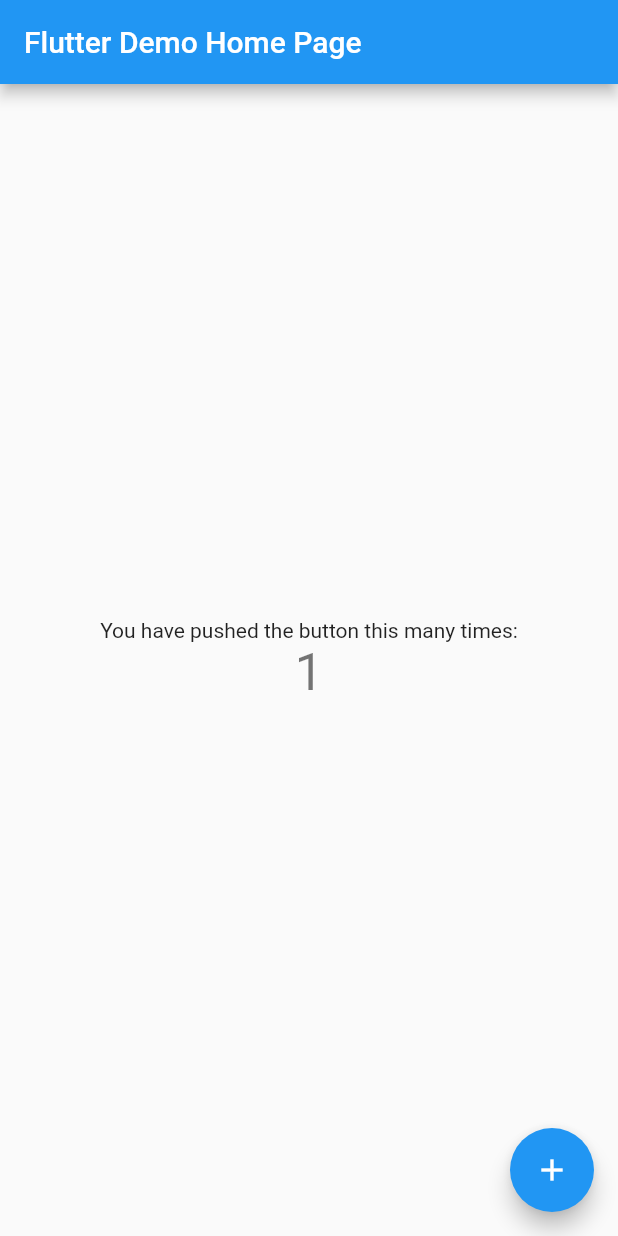
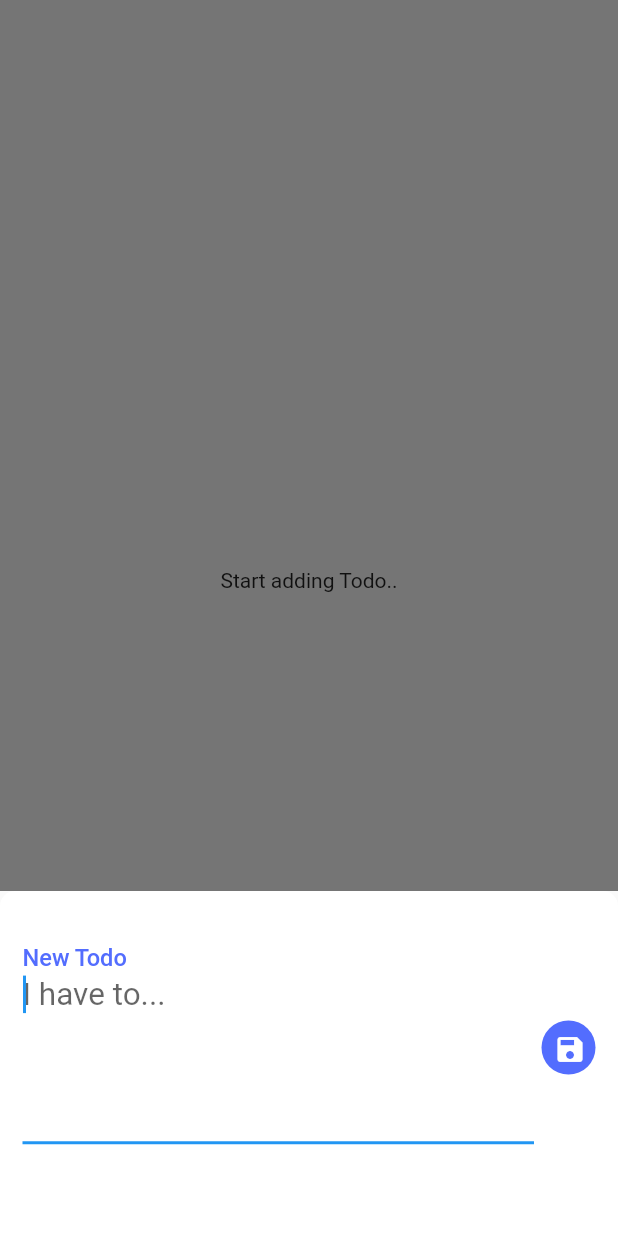
Before and after one commit to ImL1s/flutter_bloc_todolist, a Flutter app: the screen it shows after launch, after a tap on the "add" icon, on a phone screen of 412 x 824 dp. Run offline on Flutter 3.47's test engine with Material 2 defaults, Android fonts, the phone set to English and light mode, and no system bars; our stand-ins replace sqflite; accounts and stored records are empty; Roboto replaces fonts that are missing (RobotoMono).

Commit message:
feat: todo list finish

```diff
--- /dev/null
+++ b/lib/bloc/todo_bloc.dart
@@ -0,0 +1,38 @@
+import 'dart:async';
+
+import 'package:flutter_bloc_learn/model/to_do.dart';
+import 'package:flutter_bloc_learn/repository/todo_repository.dart';
+
+class TodoBloc {
+  final _todoRepository = TodoRepository();
+  final _todoController = StreamController<List<Todo>>.broadcast();
+
+  get todos => _todoController.stream;
+
+  TodoBloc() {
+    getTodos();
+  }
+
+  getTodos({String query}) async {
+    _todoController.sink.add(await _todoRepository.getAllTodos(query: query));
+  }
+
+  addTodo(Todo todo) async {
+    await _todoRepository.insertTodo(todo);
+    getTodos();
+  }
+
+  updateTodo(Todo todo) async {
+    await _todoRepository.updateTodo(todo);
+    getTodos();
+  }
+
+  deleteTodoById(int id) async {
+    _todoRepository.deleteTodoById(id);
+    getTodos();
+  }
+
+  dispose() {
+    _todoController.close();
+  }
+}
--- /dev/null
+++ b/lib/constant.dart
@@ -0,0 +1,3 @@
+
+
+const TODO_TABLE = 'Todo';
--- /dev/null
+++ b/lib/dao/todo_dao.dart
@@ -0,0 +1,50 @@
+import 'package:flutter_bloc_learn/database/database.dart';
+import 'package:flutter_bloc_learn/model/to_do.dart';
+
+import '../constant.dart';
+
+class TodoDao {
+  final dbProvider = DatabaseProvider.databaseProvider;
+
+  Future<int> createTodo(Todo todo) async {
+    final db = await dbProvider.database;
+    var result = db.insert(TODO_TABLE, todo.toDatabaseJson());
+    return result;
+  }
+
+  Future<List<Todo>> getTodos({List<String> columns, String query}) async {
+    final db = await dbProvider.database;
+
+    List<Map<String, dynamic>> result;
+    if (query != null) {
+      if (query.isNotEmpty) {
+        result = await db.query(TODO_TABLE,
+            columns: columns,
+            where: 'description LIKE ?',
+            whereArgs: ["$query"]);
+      }
+    } else {
+      result = await db.query(TODO_TABLE, columns: columns);
+    }
+
+    return result != null
+        ? result.map((item) => Todo.fromDatabaseJson(item)).toList()
+        : [];
+  }
+
+  Future<int> updateTodo(Todo todo) async {
+    final db = await dbProvider.database;
+    return await db.update(TODO_TABLE, todo.toDatabaseJson(),
+        where: "id = ?", whereArgs: [todo.id]);
+  }
+
+  Future<int> deleteTodo(int id) async {
+    final db = await dbProvider.database;
+    return await db.delete(TODO_TABLE, where: 'id = /', whereArgs: [id]);
+  }
+
+  Future<int> deleteAllTodos() async {
+    final db = await dbProvider.database;
+    return await db.delete(TODO_TABLE);
+  }
+}
--- a/lib/database/database.dart
+++ b/lib/database/database.dart
@@ -4,11 +4,12 @@ import 'package:path_provider/path_provider.dart';
 import 'package:sqflite/sqflite.dart';
 import 'package:path/path.dart';
 
+import '../constant.dart';
+
 class DatabaseProvider {
   static final DatabaseProvider databaseProvider = DatabaseProvider();
   Database _database;
 
-  final todoTable = 'Todo';
 
   Future<Database> get database async {
     if (_database != null) return _database;
@@ -27,7 +28,7 @@ class DatabaseProvider {
   }
 
   FutureOr<void> initDb(Database db, int version) async {
-    await db.execute("CREATE TABLE $todoTable ("
+    await db.execute("CREATE TABLE $TODO_TABLE ("
         "id INTEGER PRIMARY KEY, "
         "description TEXT, "
         "is_done INTEGER "
--- a/lib/main.dart
+++ b/lib/main.dart
@@ -1,4 +1,5 @@
 import 'package:flutter/material.dart';
+import 'package:flutter_bloc_learn/ui/home_page.dart';
 
 void main() => runApp(MyApp());
 
@@ -20,7 +21,8 @@ class MyApp extends StatelessWidget {
         // is not restarted.
         primarySwatch: Colors.blue,
       ),
-      home: MyHomePage(title: 'Flutter Demo Home Page'),
+//      home: MyHomePage(title: 'Flutter Demo Home Page'),
+    home: HomePage(title: '1',),
     );
   }
 }
--- /dev/null
+++ b/lib/repository/todo_repository.dart
@@ -0,0 +1,16 @@
+import 'package:flutter_bloc_learn/dao/todo_dao.dart';
+import 'package:flutter_bloc_learn/model/to_do.dart';
+
+class TodoRepository {
+  final todoDao = TodoDao();
+
+  Future getAllTodos({String query}) => todoDao.getTodos(query: query);
+
+  Future insertTodo(Todo todo) => todoDao.createTodo(todo);
+
+  Future updateTodo(Todo todo) => todoDao.updateTodo(todo);
+
+  Future deleteTodoById(int id) => todoDao.deleteTodo(id);
+
+  Future deleteAllTodos() => todoDao.deleteAllTodos();
+}
--- /dev/null
+++ b/lib/ui/home_page.dart
@@ -0,0 +1,417 @@
+import 'package:flutter/material.dart';
+import 'package:flutter/services.dart';
+import 'package:flutter_bloc_learn/bloc/todo_bloc.dart';
+import 'package:flutter_bloc_learn/model/to_do.dart';
+
+class HomePage extends StatelessWidget {
+  final String title;
+  final TodoBloc todoBloc = TodoBloc();
+  final DismissDirection _dismissDirection = DismissDirection.horizontal;
+
+  HomePage({Key key, this.title}) : super(key: key);
+
+  @override
+  Widget build(BuildContext context) {
+//    SystemChrome.setSystemUIOverlayStyle(SystemUiOverlayStyle.dark.copyWith(
+//        statusBarColor: Colors.white,
+//        systemNavigationBarColor: Colors.white,
+//        systemNavigationBarIconBrightness: Brightness.dark,
+//        statusBarBrightness: Brightness.dark));
+    return Scaffold(
+        resizeToAvoidBottomPadding: false,
+        body: SafeArea(
+            child: Container(
+                color: Colors.white,
+                padding:
+                    const EdgeInsets.only(left: 2.0, right: 2.0, bottom: 2.0),
+                child: Container(
+                    //This is where the magic starts
+                    child: getTodosWidget()))),
+        bottomNavigationBar: BottomAppBar(
+          color: Colors.white,
+          child: Container(
+            decoration: BoxDecoration(
+                border: Border(
+              top: BorderSide(color: Colors.grey, width: 0.3),
+            )),
+            child: Row(
+              mainAxisSize: MainAxisSize.max,
+              children: <Widget>[
+                IconButton(
+                    icon: Icon(
+                      Icons.menu,
+                      color: Colors.indigoAccent,
+                      size: 28,
+                    ),
+                    onPressed: () {
+                      //just re-pull UI for testing purposes
+                      todoBloc.getTodos();
+                    }),
+                Expanded(
+                  child: Text(
+                    "Todo",
+                    style: TextStyle(
+                        color: Colors.black,
+                        fontWeight: FontWeight.w600,
+                        fontFamily: 'RobotoMono',
+                        fontStyle: FontStyle.normal,
+                        fontSize: 19),
+                  ),
+                ),
+                Wrap(children: <Widget>[
+                  IconButton(
+                    icon: Icon(
+                      Icons.search,
+                      size: 28,
+                      color: Colors.indigoAccent,
+                    ),
+                    onPressed: () {
+                      _showTodoSearchSheet(context);
+                    },
+                  ),
+                  Padding(
+                    padding: EdgeInsets.only(right: 5),
+                  )
+                ])
+              ],
+            ),
+          ),
+        ),
+        floatingActionButtonLocation: FloatingActionButtonLocation.centerDocked,
+        floatingActionButton: Padding(
+          padding: EdgeInsets.only(bottom: 25),
+          child: FloatingActionButton(
+            elevation: 5.0,
+            onPressed: () {
+              _showAddTodoSheet(context);
+            },
+            backgroundColor: Colors.white,
+            child: Icon(
+              Icons.add,
+              size: 32,
+              color: Colors.indigoAccent,
+            ),
+          ),
+        ));
+  }
+
+  void _showTodoSearchSheet(BuildContext context) {
+    final _todoSearchDescriptionFormController = TextEditingController();
+    showModalBottomSheet(
+        context: context,
+        builder: (builder) {
+          return new Padding(
+            padding: EdgeInsets.only(
+                bottom: MediaQuery.of(context).viewInsets.bottom),
+            child: new Container(
+              color: Colors.transparent,
+              child: new Container(
+                height: 230,
+                decoration: new BoxDecoration(
+                    color: Colors.white,
+                    borderRadius: new BorderRadius.only(
+                        topLeft: const Radius.circular(10.0),
+                        topRight: const Radius.circular(10.0))),
+                child: Padding(
+                  padding: EdgeInsets.only(
+                      left: 15, top: 10.0, right: 15, bottom: 30),
+                  child: ListView(
+                    children: <Widget>[
+                      Row(
+                        mainAxisSize: MainAxisSize.min,
+                        crossAxisAlignment: CrossAxisAlignment.center,
+                        children: <Widget>[
+                          Expanded(
+                            child: TextFormField(
+                              controller: _todoSearchDescriptionFormController,
+                              textInputAction: TextInputAction.newline,
+                              maxLines: 4,
+                              style: TextStyle(
+                                  fontSize: 18, fontWeight: FontWeight.w400),
+                              autofocus: true,
+                              decoration: const InputDecoration(
+                                hintText: 'Search for todo...',
+//                                labelText: 'Search *',
+                                labelStyle: TextStyle(
+                                    color: Colors.indigoAccent,
+                                    fontWeight: FontWeight.w500),
+                              ),
+                              validator: (String value) {
+                                return value.contains('@')
+                                    ? 'Do not use the @ char.'
+                                    : null;
+                              },
+                            ),
+                          ),
+                          Padding(
+                            padding: EdgeInsets.only(left: 5, top: 15),
+                            child: CircleAvatar(
+                              backgroundColor: Colors.indigoAccent,
+                              radius: 18,
+                              child: IconButton(
+                                icon: Icon(
+                                  Icons.search,
+                                  size: 22,
+                                  color: Colors.white,
+                                ),
+                                onPressed: () {
+                                  /*This will get all todos
+                                  that contains similar string
+                                  in the textform
+                                  */
+                                  todoBloc.getTodos(
+                                      query:
+                                          _todoSearchDescriptionFormController
+                                              .value.text);
+                                  //dismisses the bottomsheet
+                                  Navigator.pop(context);
+                                },
+                              ),
+                            ),
+                          )
+                        ],
+                      ),
+                    ],
+                  ),
+                ),
+              ),
+            ),
+          );
+        });
+  }
+
+  void _showAddTodoSheet(BuildContext context) {
+    final _todoDescriptionFormController = TextEditingController();
+    showModalBottomSheet(
+        context: context,
+        builder: (builder) {
+          return new Padding(
+            padding: EdgeInsets.only(
+                bottom: MediaQuery.of(context).viewInsets.bottom),
+            child: new Container(
+              color: Colors.transparent,
+              child: new Container(
+                height: 230,
+                decoration: new BoxDecoration(
+                    color: Colors.white,
+                    borderRadius: new BorderRadius.only(
+                        topLeft: const Radius.circular(10.0),
+                        topRight: const Radius.circular(10.0))),
+                child: Padding(
+                  padding: EdgeInsets.only(
+                      left: 15, top: 25.0, right: 15, bottom: 30),
+                  child: ListView(
+                    children: <Widget>[
+                      Row(
+                        mainAxisSize: MainAxisSize.min,
+                        crossAxisAlignment: CrossAxisAlignment.center,
+                        children: <Widget>[
+                          Expanded(
+                            child: TextFormField(
+                              controller: _todoDescriptionFormController,
+                              textInputAction: TextInputAction.newline,
+                              maxLines: 4,
+                              style: TextStyle(
+                                  fontSize: 21, fontWeight: FontWeight.w400),
+                              autofocus: true,
+                              decoration: const InputDecoration(
+                                  hintText: 'I have to...',
+                                  labelText: 'New Todo',
+                                  labelStyle: TextStyle(
+                                      color: Colors.indigoAccent,
+                                      fontWeight: FontWeight.w500)),
+                              validator: (String value) {
+                                if (value.isEmpty) {
+                                  return 'Empty description!';
+                                }
+                                return value.contains('')
+                                    ? 'Do not use the @ char.'
+                                    : null;
+                              },
+                            ),
+                          ),
+                          Padding(
+                            padding: EdgeInsets.only(left: 5, top: 15),
+                            child: CircleAvatar(
+                              backgroundColor: Colors.indigoAccent,
+                              radius: 18,
+                              child: IconButton(
+                                icon: Icon(
+                                  Icons.save,
+                                  size: 22,
+                                  color: Colors.white,
+                                ),
+                                onPressed: () {
+                                  final newTodo = Todo(
+                                      description:
+                                          _todoDescriptionFormController
+                                              .value.text);
+                                  if (newTodo.description.isNotEmpty) {
+                                    /*Create new Todo object and make sure
+                                    the Todo description is not empty,
+                                    because what's the point of saving empty
+                                    Todo
+                                    */
+                                    todoBloc.addTodo(newTodo);
+
+                                    //dismisses the bottomsheet
+                                    Navigator.pop(context);
+                                  }
+                                },
+                              ),
+                            ),
+                          )
+                        ],
+                      ),
+                    ],
+                  ),
+                ),
+              ),
+            ),
+          );
+        });
+  }
+
+  Widget getTodosWidget() {
+    return StreamBuilder<List<Todo>>(
+      stream: todoBloc.todos,
+      builder: (BuildContext context, AsyncSnapshot<List<Todo>> asyncSnapshot) {
+        return getTodoCardWidget(asyncSnapshot);
+      },
+    );
+  }
+
+  Widget getTodoCardWidget(AsyncSnapshot<List<Todo>> snapshot) {
+    /*Since most of our operations are asynchronous
+    at initial state of the operation there will be no stream
+    so we need to handle it if this was the case
+    by showing users a processing/loading indicator*/
+    if (snapshot.hasData) {
+      /*Also handles whenever there's stream
+      but returned returned 0 records of Todo from DB.
+      If that the case show user that you have empty Todos
+      */
+      return snapshot.data.length != 0
+          ? ListView.builder(
+              itemCount: snapshot.data.length,
+              itemBuilder: (context, itemPosition) {
+                Todo todo = snapshot.data[itemPosition];
+                final Widget dismissibleCard = new Dismissible(
+                  background: Container(
+                    child: Padding(
+                      padding: EdgeInsets.only(left: 10),
+                      child: Align(
+                        alignment: Alignment.centerLeft,
+                        child: Text(
+                          "Deleting",
+                          style: TextStyle(color: Colors.white),
+                        ),
+                      ),
+                    ),
+                    color: Colors.redAccent,
+                  ),
+                  onDismissed: (direction) {
+                    /*The magic
+                    delete Todo item by ID whenever
+                    the card is dismissed
+                    */
+                    todoBloc.deleteTodoById(todo.id);
+                  },
+                  direction: _dismissDirection,
+                  key: new ObjectKey(todo),
+                  child: Card(
+                      shape: RoundedRectangleBorder(
+                        side: BorderSide(color: Colors.grey[200], width: 0.5),
+                        borderRadius: BorderRadius.circular(5),
+                      ),
+                      color: Colors.white,
+                      child: ListTile(
+                        leading: InkWell(
+                          onTap: () {
+                            //Reverse the value
+                            todo.isDone = !todo.isDone;
+                            /*
+                            Another magic.
+                            This will update Todo isDone with either
+                            completed or not
+                          */
+                            todoBloc.updateTodo(todo);
+                          },
+                          child: Container(
+                            //decoration: BoxDecoration(),
+                            child: Padding(
+                              padding: const EdgeInsets.all(15.0),
+                              child: todo.isDone
+                                  ? Icon(
+                                      Icons.done,
+                                      size: 26.0,
+                                      color: Colors.indigoAccent,
+                                    )
+                                  : Icon(
+                                      Icons.check_box_outline_blank,
+                                      size: 26.0,
+                                      color: Colors.tealAccent,
+                                    ),
+                            ),
+                          ),
+                        ),
+                        title: Text(
+                          todo.description,
+                          style: TextStyle(
+                              fontSize: 16.5,
+                              fontFamily: 'RobotoMono',
+                              fontWeight: FontWeight.w500,
+                              decoration: todo.isDone
+                                  ? TextDecoration.lineThrough
+                                  : TextDecoration.none),
+                        ),
+                      )),
+                );
+                return dismissibleCard;
+              },
+            )
+          : Container(
+              child: Center(
+              //this is used whenever there 0 Todo
+              //in the data base
+              child: noTodoMessageWidget(),
+            ));
+    } else {
+      return Center(
+        /*since most of our I/O operations are done
+        outside the main thread asynchronously
+        we may want to display a loading indicator
+        to let the use know the app is currently
+        processing*/
+        child: loadingData(),
+      );
+    }
+  }
+
+  Widget noTodoMessageWidget() {
+    return Container(
+      child: Text("Start adding Todo.."),
+    );
+  }
+
+  Widget loadingData() {
+    //pull todos again
+    todoBloc.getTodos();
+    return Container(
+      child: Center(
+        child: Column(
+          mainAxisAlignment: MainAxisAlignment.center,
+          children: <Widget>[
+            CircularProgressIndicator(),
+            Text("Loading...",
+                style: TextStyle(fontSize: 19, fontWeight: FontWeight.w500))
+          ],
+        ),
+      ),
+    );
+  }
+
+  void dispose() {
+    todoBloc.dispose();
+  }
+}
```
Also changed, not shown: 4 other files.
